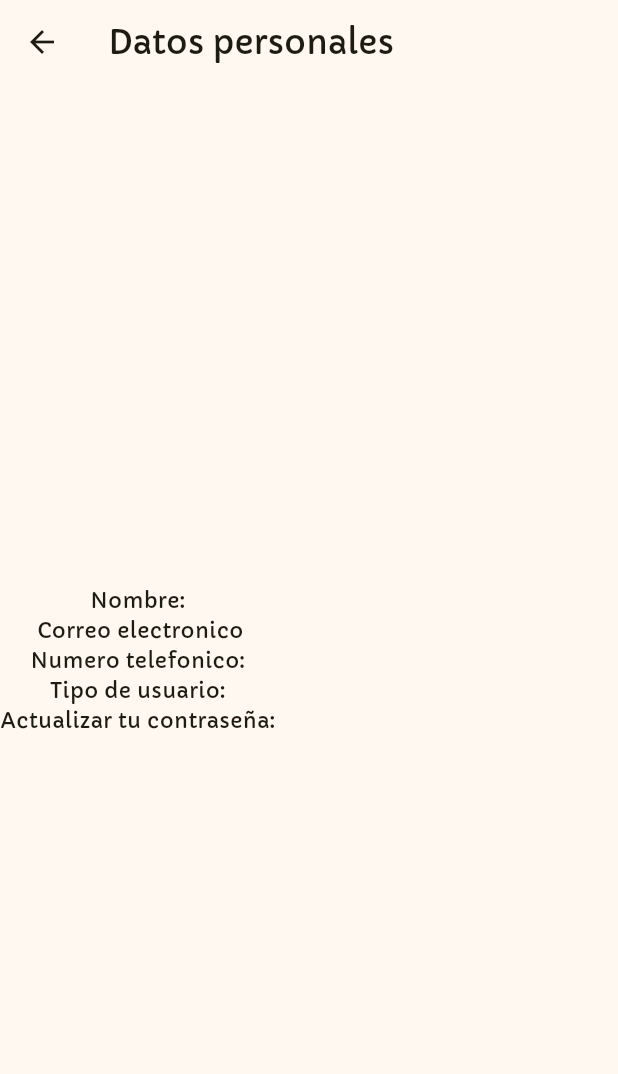
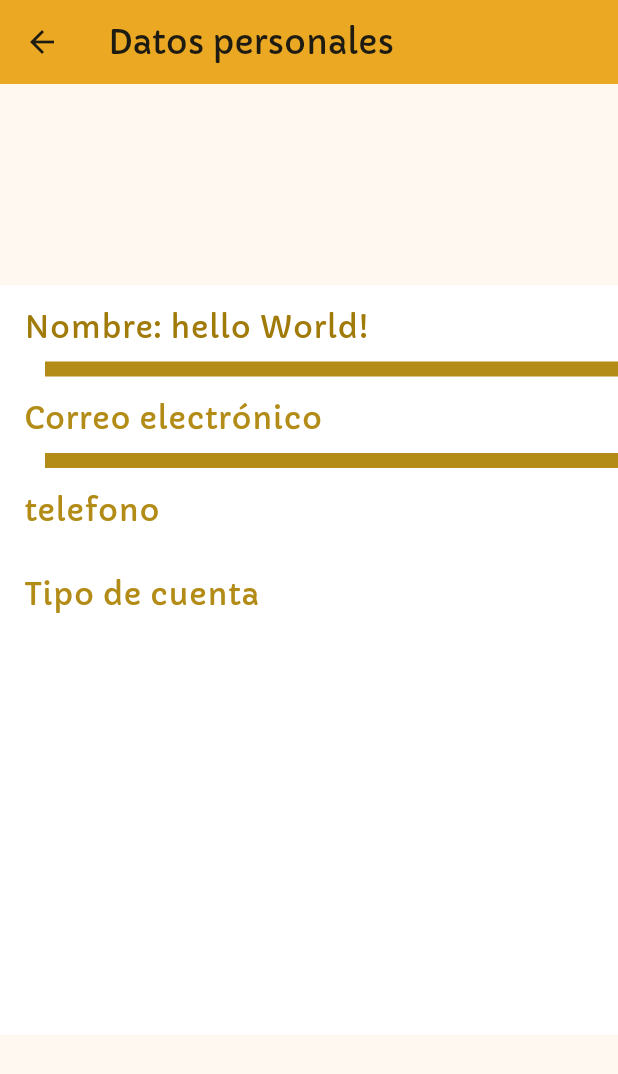
Before and after one commit to UzielTzab/L_Art_Garden_Mobil, a Flutter app: the DataUserScreen screen opened directly, on a phone screen of 412 x 824 dp. Shown: the top 1074 px of the screen. Run offline on Flutter 3.47's test engine with Material 3 defaults, Android fonts, the phone set to English and light mode, and no system bars; our stand-ins replace carousel_slider, dots_indicator, image_picker; project files that could hold a hidden picture were left out.

Commit message:
Pantalla de mostrado de información listo, solo falta diseño de la misma

```diff
--- a/lib/AnimationRoutes/routeAnimatedBottomToTop.dart
+++ b/lib/AnimationRoutes/routeAnimatedBottomToTop.dart
@@ -22,3 +22,24 @@ class PageRoutes {
     );
   }
 }
+
+class PageRoutesFree {
+  static Route createPageRoute(Widget widget) {
+    return PageRouteBuilder(
+      pageBuilder: (context, animation, secondaryAnimation) => widget,
+      transitionsBuilder: (context, animation, secondaryAnimation, child) {
+        const begin = Offset(0.0, 1.0);
+        const end = Offset.zero;
+        const curve = Curves.ease;
+
+        var tween =
+            Tween(begin: begin, end: end).chain(CurveTween(curve: curve));
+
+        return SlideTransition(
+          position: animation.drive(tween),
+          child: child,
+        );
+      },
+    );
+  }
+}
--- a/lib/Screens/dataUserScreen.dart
+++ b/lib/Screens/dataUserScreen.dart
@@ -1,4 +1,6 @@
 import 'package:flutter/material.dart';
+import 'package:l_art_garden_mobil/model_provider/users.dart';
+import 'package:provider/provider.dart';
 
 class DataUserScreen extends StatefulWidget {
   const DataUserScreen({super.key});
@@ -8,22 +10,77 @@ class DataUserScreen extends StatefulWidget {
 }
 
 class _DataUserScreenState extends State<DataUserScreen> {
+  Color colorDivider = Color.fromARGB(255, 179, 140, 23);
   @override
   Widget build(BuildContext context) {
+    UserProvider watchUserPrivider = context.watch<UserProvider>();
     return Scaffold(
       appBar: AppBar(
+        backgroundColor: Color.fromARGB(255, 235, 168, 35),
         title: const Text('Datos personales'),
       ),
-      body: const Column(
-        mainAxisAlignment: MainAxisAlignment.center,
-        crossAxisAlignment: CrossAxisAlignment.center,
-        children: [
-          Text('Nombre: '),
-          Text('Correo electronico'),
-          Text('Numero telefonico: '),
-          Text('Tipo de usuario: '),
-          Text('Actualizar tu contraseña: '),
-        ],
+      body: Center(
+        child: Container(
+          width: MediaQuery.of(context).size.width,
+          height: 500,
+          decoration:
+              const BoxDecoration(color: Color.fromARGB(255, 255, 255, 255)),
+          child: ListView.builder(
+            itemCount:
+                6, // Adjust the itemCount according to the number of items you want to display
+            itemBuilder: (context, index) {
+              switch (index) {
+                case 0:
+                  return ListTile(
+                    title: Text(
+                      'Nombre: ${watchUserPrivider.nombre}',
+                      style: const TextStyle(
+                          fontSize: 20,
+                          color: Color.fromARGB(255, 161, 123, 10)),
+                    ),
+                  );
+                case 1:
+                  return Divider(
+                    color: colorDivider,
+                    thickness: 10,
+                    height: 5,
+                    indent: 30,
+                  );
+                case 2:
+                  return ListTile(
+                    title: Text(
+                      'Correo electrónico ${watchUserPrivider.correo_electronico}',
+                      style: TextStyle(fontSize: 20, color: colorDivider),
+                    ),
+                  );
+                case 3:
+                  return Divider(
+                    color: colorDivider,
+                    thickness: 10,
+                    height: 5,
+                    indent: 30,
+                  );
+                case 4:
+                  return ListTile(
+                    title: Text(
+                      'telefono ${watchUserPrivider.telefono}',
+                      style: TextStyle(fontSize: 20, color: colorDivider),
+                    ),
+                  );
+                case 5:
+                  return ListTile(
+                    title: Text(
+                      'Tipo de cuenta ${watchUserPrivider.tipo_usuario}',
+                      style: TextStyle(fontSize: 20, color: colorDivider),
+                    ),
+                  );
+                // Add more cases for additional items if needed
+                default:
+                  return Container(); // Return an empty container as a fallback
+              }
+            },
+          ),
+        ),
       ),
     );
   }
--- a/lib/Screens/listOffers.dart
+++ b/lib/Screens/listOffers.dart
@@ -81,8 +81,9 @@ class _CustomScrollViewState extends State<CustomListOffers> {
                         InkWell(
                           onTap: () {
                             // Navegar a la nueva pantalla cuando se toca la imagen
-                            Navigator.of(context)
-                                .push(PageRoutes.createPageRoute(index));
+                            Navigator.of(context).push(
+                                PageRoutesFree.createPageRoute(
+                                    ProductScreen(index)));
                           },
                           child: Image.network(
                               watchProductTestProvider.flores[index].imageUrl,
--- a/lib/Screens/loginScreen.dart
+++ b/lib/Screens/loginScreen.dart
@@ -165,6 +165,8 @@ class _LoginScreenState extends State<LoginScreen> {
                                       context.read<UserProvider>().setDataUser(
                                           nombre: user.nombre,
                                           correo_electronico: user.correo,
+                                          tipo_usuario: "Cliente",
+                                          telefono: user.telefono,
                                           foto: user.foto!);
 
                                       // Si la solicitud fue exitosa, muestra el mensaje con el nombre del usuario
--- a/lib/Screens/mainStore.dart
+++ b/lib/Screens/mainStore.dart
@@ -1,4 +1,6 @@
 import 'package:flutter/material.dart';
+import 'package:l_art_garden_mobil/AnimationRoutes/routeAnimatedBottomToTop.dart';
+import 'package:l_art_garden_mobil/Screens/dataUserScreen.dart';
 import 'package:l_art_garden_mobil/Screens/notifications.dart';
 import 'package:l_art_garden_mobil/model_provider/counter_cart.dart';
 import 'package:l_art_garden_mobil/model_provider/users.dart';
@@ -159,7 +161,10 @@ class _MainStoreState extends State<MainStore> {
               ),
             ),
             ListTile(
-              onTap: () {},
+              onTap: () {
+                Navigator.of(context).push(
+                    PageRoutesFree.createPageRoute(const DataUserScreen()));
+              },
               title: const Text(
                 "Mis datos personales",
                 style: TextStyle(fontSize: 15, color: baseColorDark),
--- a/lib/Screens/welcome.dart
+++ b/lib/Screens/welcome.dart
@@ -116,6 +116,8 @@ class Welcome extends StatelessWidget {
             child: GestureDetector(
               onTap: () {
                 context.read<UserProvider>().setDataUser(
+                    telefono: '*****',
+                    tipo_usuario: 'Cliente',
                     nombre: "No has iniciado sesión",
                     correo_electronico: "¿Tienes cuenta?",
                     foto: "");
--- a/lib/model_provider/users.dart
+++ b/lib/model_provider/users.dart
@@ -4,28 +4,28 @@ class UserProvider with ChangeNotifier {
   String _nombre = "hello World!";
   // String _apellido = "";
   // String _fecha_nacimiento = "";
-  String _correo_electronico = "";
+  String _correo_electronico = '';
   // String _contrasenia = "";
-  // String _telefono = "";
+  String _telefono = '';
   // String _genero = "";
+
+  String _tipo_usuario = '';
   // bool _verificacion_datos = false;
   String? _foto = "";
 
   String get nombre => _nombre;
-  // String get contrasenia => _contrasenia;
   String get correo_electronico => _correo_electronico;
   String? get foto => _foto;
-  // String get fecha_nacimiento => _fecha_nacimiento;
-  // String get apellido => _apellido;
-  // String get telefono => _telefono;
-  // String get genero => _genero;
-  // bool get verificaion_datos => _verificacion_datos;
+  String get tipo_usuario => _tipo_usuario;
+  String get telefono => _telefono;
 
   Future<void> setDataUser({
     required String nombre,
     // required String apellido,
     required String correo_electronico,
     required String foto,
+    required String telefono,
+    required String tipo_usuario,
     // required String genero,
     // required String fecha_nacimiento,
     // required bool verificacion_datos,
@@ -35,6 +35,8 @@ class UserProvider with ChangeNotifier {
     _nombre = nombre;
     _correo_electronico = correo_electronico;
     _foto = foto;
+    _telefono = telefono;
+    _tipo_usuario = tipo_usuario;
     // _contrasenia = contrasenia;
     // _fecha_nacimiento = fecha_nacimiento;
     // _apellido = apellido;
```
